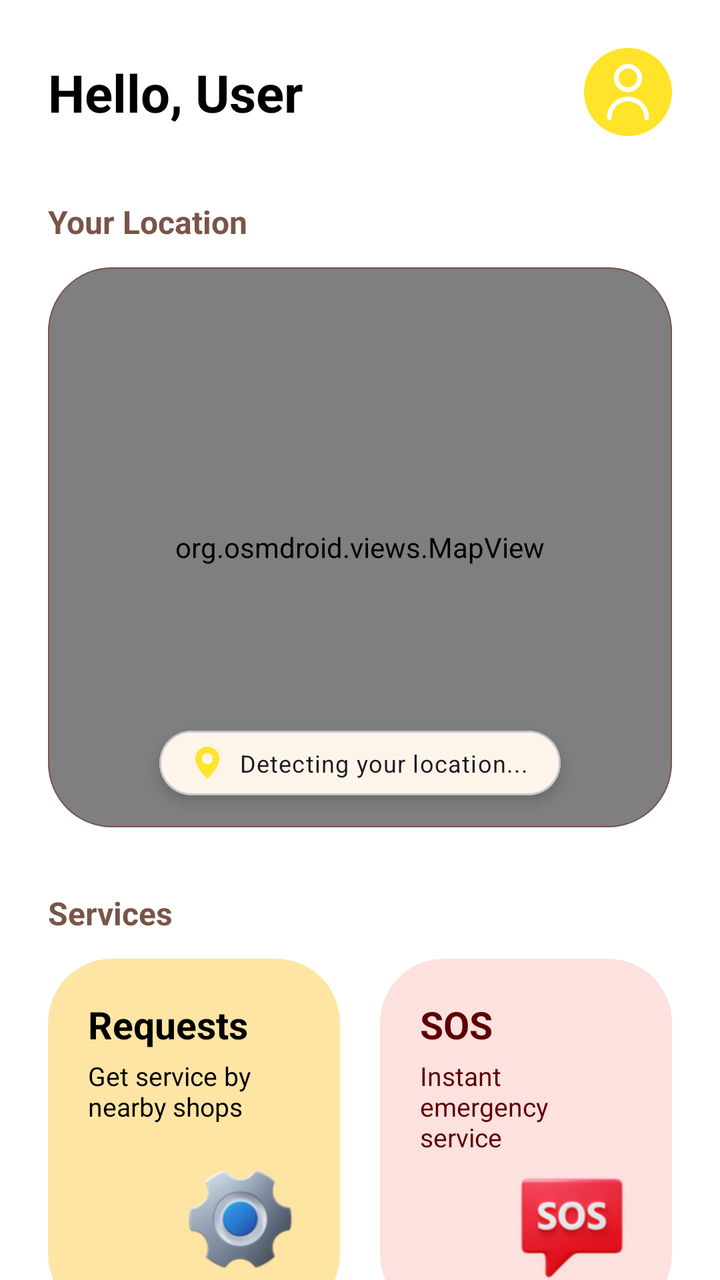
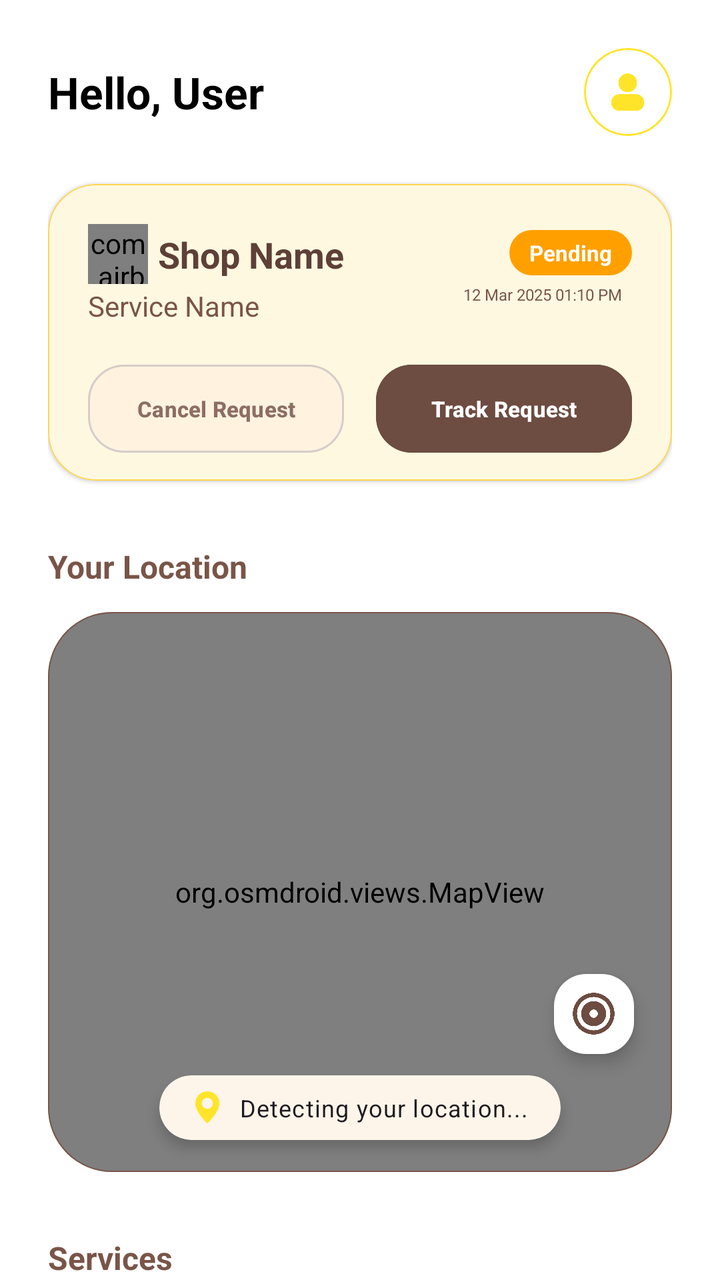

Before-and-after screenshots of an Android layout around one commit, followed by the original layout XML and the change that was made.
<!-- AndroidManifest.xml: application theme Theme.TregoApp -->
<!-- res/layout/fragment_customer_dashboard.xml -->
<?xml version="1.0" encoding="utf-8"?>
<androidx.core.widget.NestedScrollView xmlns:android="http://schemas.android.com/apk/res/android"
    xmlns:app="http://schemas.android.com/apk/res-auto"
    xmlns:tools="http://schemas.android.com/tools"
    android:layout_width="match_parent"
    android:layout_height="match_parent"
    android:background="@color/white"
    android:fillViewport="true">

    <androidx.constraintlayout.widget.ConstraintLayout
        android:layout_width="match_parent"
        android:layout_height="wrap_content"
        android:padding="24dp">

        
        <TextView
            android:id="@+id/tvDashboardName"
            android:layout_width="0dp"
            android:layout_height="wrap_content"
            android:text="Hello, User"
            android:textColor="@color/black"
            android:textSize="26sp"
            android:textStyle="bold"
            app:layout_constraintBottom_toBottomOf="@+id/profileBtn"
            app:layout_constraintEnd_toStartOf="@+id/profileBtn"
            app:layout_constraintStart_toStartOf="parent"
            app:layout_constraintTop_toTopOf="@+id/profileBtn" />

        <com.google.android.material.card.MaterialCardView
            android:id="@+id/profileBtn"
            android:layout_width="44dp"
            android:layout_height="44dp"
            android:clickable="true"
            android:focusable="true"
            app:cardBackgroundColor="@color/primary_color"
            app:cardCornerRadius="22dp"
            app:cardElevation="0dp"
            app:layout_constraintEnd_toEndOf="parent"
            app:layout_constraintTop_toTopOf="parent"
            app:strokeColor="@color/primary_color"
            app:strokeWidth="1dp">

            <ImageView
                android:id="@+id/imgProfile"
                android:layout_width="match_parent"
                android:layout_height="match_parent"
                android:padding="8dp"
                android:src="@drawable/user"
                app:tint="@color/white"
                tools:ignore="ContentDescription" />

        </com.google.android.material.card.MaterialCardView>

        
        <com.google.android.material.card.MaterialCardView
            android:id="@+id/liveRequestCard"
            android:layout_width="match_parent"
            android:layout_height="wrap_content"
            android:layout_marginTop="24dp"
            android:visibility="gone"
            app:cardBackgroundColor="#FFF8E1"
            app:cardCornerRadius="24dp"
            app:cardElevation="0dp"
            app:layout_constraintTop_toBottomOf="@id/profileBtn"
            app:strokeColor="#FFD54F"
            app:strokeWidth="1.5dp">

            <androidx.constraintlayout.widget.ConstraintLayout
                android:layout_width="match_parent"
                android:layout_height="wrap_content"
                android:padding="16dp">

                <TextView
                    android:id="@+id/tvLiveReqShopName"
                    android:layout_width="0dp"
                    android:layout_height="wrap_content"
                    android:ellipsize="end"
                    android:maxLines="1"
                    android:text="Shop Name"
                    android:textColor="#5D4037"
                    android:textSize="18sp"
                    android:textStyle="bold"
                    app:layout_constraintEnd_toStartOf="@+id/tvLiveReqStatus"
                    app:layout_constraintStart_toStartOf="parent"
                    app:layout_constraintTop_toTopOf="parent" />

                <TextView
                    android:id="@+id/tvLiveReqStatus"
                    android:layout_width="wrap_content"
                    android:layout_height="wrap_content"
                    android:background="@drawable/status_pending_bg"
                    android:paddingHorizontal="10dp"
                    android:paddingVertical="4dp"
                    android:text="Pending"
                    android:textColor="@color/white"
                    android:textSize="11sp"
                    android:textStyle="bold"
                    app:layout_constraintEnd_toEndOf="parent"
                    app:layout_constraintTop_toTopOf="parent" />

                <TextView
                    android:id="@+id/tvLiveReqService"
                    android:layout_width="0dp"
                    android:layout_height="wrap_content"
                    android:layout_marginTop="4dp"
                    android:ellipsize="end"
                    android:maxLines="1"
                    android:text="Service Name"
                    android:textColor="#795548"
                    android:textSize="14sp"
                    app:layout_constraintEnd_toStartOf="@+id/btnTrack"
                    app:layout_constraintStart_toStartOf="parent"
                    app:layout_constraintTop_toBottomOf="@id/tvLiveReqShopName" />

                <com.google.android.material.button.MaterialButton
                    android:id="@+id/btnTrack"
                    style="@style/Widget.MaterialComponents.Button.TextButton"
                    android:layout_width="wrap_content"
                    android:layout_height="wrap_content"
                    android:minWidth="0dp"
                    android:minHeight="0dp"
                    android:paddingHorizontal="12dp"
                    android:paddingVertical="6dp"
                    android:text="Track Progress"
                    android:textAllCaps="false"
                    android:textColor="#E65100"
                    android:textStyle="bold"
                    app:layout_constraintBottom_toBottomOf="parent"
                    app:layout_constraintEnd_toEndOf="parent"
                    app:layout_constraintTop_toBottomOf="@id/tvLiveReqStatus" />

            </androidx.constraintlayout.widget.ConstraintLayout>

        </com.google.android.material.card.MaterialCardView>

        
        <TextView
            android:id="@+id/tvLocationTitle"
            android:layout_width="wrap_content"
            android:layout_height="wrap_content"
            android:layout_marginTop="32dp"
            android:text="Your Location"
            android:textColor="#795548"
            android:textSize="16sp"
            android:textStyle="bold"
            app:layout_constraintStart_toStartOf="parent"
            app:layout_constraintTop_toBottomOf="@id/liveRequestCard" />

        
        <androidx.constraintlayout.widget.Barrier
            android:id="@+id/topBarrier"
            android:layout_width="wrap_content"
            android:layout_height="wrap_content"
            app:barrierDirection="bottom"
            app:constraint_referenced_ids="profileBtn,liveRequestCard" />

        <com.google.android.material.card.MaterialCardView
            android:id="@+id/mapCard"
            android:layout_width="0dp"
            android:layout_height="280dp"
            android:layout_marginTop="12dp"
            app:cardCornerRadius="32dp"
            app:cardElevation="0dp"
            app:layout_constraintEnd_toEndOf="parent"
            app:layout_constraintStart_toStartOf="parent"
            app:layout_constraintTop_toBottomOf="@id/tvLocationTitle"
            app:strokeColor="#795548"
            app:strokeWidth="0.8dp">

            <FrameLayout
                android:layout_width="match_parent"
                android:layout_height="match_parent">

                <org.osmdroid.views.MapView
                    android:id="@+id/map"
                    android:layout_width="match_parent"
                    android:layout_height="match_parent" />

                <com.google.android.material.card.MaterialCardView
                    android:id="@+id/cardLiveAddress"
                    android:layout_width="wrap_content"
                    android:layout_height="wrap_content"
                    android:layout_gravity="bottom|center_horizontal"
                    android:layout_margin="16dp"
                    android:clickable="true"
                    android:focusable="true"
                    app:cardBackgroundColor="?attr/colorSurface"
                    app:cardCornerRadius="16dp"
                    app:cardElevation="4dp">

                    <LinearLayout
                        android:layout_width="wrap_content"
                        android:layout_height="wrap_content"
                        android:gravity="center"
                        android:orientation="horizontal"
                        android:paddingHorizontal="16dp"
                        android:paddingVertical="8dp">

                        <ImageView
                            android:layout_width="16dp"
                            android:layout_height="16dp"
                            android:src="@drawable/pin"
                            app:tint="?attr/colorPrimary" />

                        <TextView
                            android:id="@+id/tvLiveAddress"
                            style="?attr/textAppearanceBodySmall"
                            android:layout_width="wrap_content"
                            android:layout_height="wrap_content"
                            android:layout_marginStart="8dp"
                            android:ellipsize="end"
                            android:maxLines="1"
                            android:text="Detecting your location..."
                            android:textColor="?attr/colorOnSurface" />

                    </LinearLayout>

                </com.google.android.material.card.MaterialCardView>

            </FrameLayout>

        </com.google.android.material.card.MaterialCardView>

        
        <TextView
            android:id="@+id/tvServicesTitle"
            android:layout_width="wrap_content"
            android:layout_height="wrap_content"
            android:layout_marginTop="32dp"
            android:text="Services"
            android:textColor="#795548"
            android:textSize="16sp"
            android:textStyle="bold"
            app:layout_constraintStart_toStartOf="parent"
            app:layout_constraintTop_toBottomOf="@id/mapCard" />

        <com.google.android.material.card.MaterialCardView
            android:id="@+id/goToNearbyShops"
            android:layout_width="0dp"
            android:layout_height="180dp"
            android:layout_marginTop="12dp"
            android:layout_marginEnd="10dp"
            android:clickable="true"
            android:focusable="true"
            app:cardCornerRadius="32dp"
            app:cardElevation="0dp"
            app:layout_constraintEnd_toStartOf="@+id/goToSOS"
            app:layout_constraintHorizontal_weight="1"
            app:layout_constraintStart_toStartOf="parent"
            app:layout_constraintTop_toBottomOf="@id/tvServicesTitle"
            app:strokeWidth="0dp">

            <androidx.constraintlayout.widget.ConstraintLayout
                android:layout_width="match_parent"
                android:layout_height="match_parent"
                android:background="@drawable/card_1_linear_color"
                android:padding="20dp">

                <TextView
                    android:id="@+id/tvRequestsTitle"
                    android:layout_width="wrap_content"
                    android:layout_height="wrap_content"
                    android:text="Requests"
                    android:textColor="@color/black"
                    android:textSize="19sp"
                    android:textStyle="bold"
                    app:layout_constraintStart_toStartOf="parent"
                    app:layout_constraintTop_toTopOf="parent" />

                <TextView
                    android:layout_width="0dp"
                    android:layout_height="wrap_content"
                    android:layout_marginTop="4dp"
                    android:text="Get service by nearby shops"
                    android:textColor="@color/black"
                    android:textSize="13sp"
                    app:layout_constraintEnd_toEndOf="parent"
                    app:layout_constraintStart_toStartOf="parent"
                    app:layout_constraintTop_toBottomOf="@id/tvRequestsTitle" />

                <ImageView
                    android:layout_width="60dp"
                    android:layout_height="60dp"
                    android:src="@drawable/service"
                    app:layout_constraintBottom_toBottomOf="parent"
                    app:layout_constraintEnd_toEndOf="parent"
                    tools:ignore="ContentDescription" />

            </androidx.constraintlayout.widget.ConstraintLayout>

        </com.google.android.material.card.MaterialCardView>

        <com.google.android.material.card.MaterialCardView
            android:id="@+id/goToSOS"
            android:layout_width="0dp"
            android:layout_height="180dp"
            android:layout_marginStart="10dp"
            android:clickable="true"
            android:focusable="true"
            app:cardCornerRadius="32dp"
            app:cardElevation="0dp"
            app:layout_constraintBottom_toBottomOf="@+id/goToNearbyShops"
            app:layout_constraintEnd_toEndOf="parent"
            app:layout_constraintHorizontal_weight="1"
            app:layout_constraintStart_toEndOf="@+id/goToNearbyShops"
            app:layout_constraintTop_toTopOf="@+id/goToNearbyShops"
            app:strokeWidth="0dp">

            <androidx.constraintlayout.widget.ConstraintLayout
                android:layout_width="match_parent"
                android:layout_height="match_parent"
                android:background="@drawable/card_2_linear_color"
                android:padding="20dp">

                <TextView
                    android:id="@+id/tvSOSTitle"
                    android:layout_width="wrap_content"
                    android:layout_height="wrap_content"
                    android:text="SOS"
                    android:textColor="#5D0000"
                    android:textSize="19sp"
                    android:textStyle="bold"
                    app:layout_constraintStart_toStartOf="parent"
                    app:layout_constraintTop_toTopOf="parent" />

                <TextView
                    android:layout_width="0dp"
                    android:layout_height="wrap_content"
                    android:layout_marginTop="4dp"
                    android:text="Instant emergency service"
                    android:textColor="#5D0000"
                    android:textSize="13sp"
                    app:layout_constraintEnd_toEndOf="parent"
                    app:layout_constraintStart_toStartOf="parent"
                    app:layout_constraintTop_toBottomOf="@id/tvSOSTitle" />

                <ImageView
                    android:layout_width="60dp"
                    android:layout_height="60dp"
                    android:src="@drawable/sos"
                    app:layout_constraintBottom_toBottomOf="parent"
                    app:layout_constraintEnd_toEndOf="parent"
                    tools:ignore="ContentDescription" />

            </androidx.constraintlayout.widget.ConstraintLayout>

        </com.google.android.material.card.MaterialCardView>

        
        <TextView
            android:id="@+id/tvNearbyTitle"
            android:layout_width="wrap_content"
            android:layout_height="wrap_content"
            android:layout_marginTop="32dp"
            android:text="Nearby Shops"
            android:textColor="#795548"
            android:textSize="16sp"
            android:textStyle="bold"
            app:layout_constraintStart_toStartOf="parent"
            app:layout_constraintTop_toBottomOf="@id/goToNearbyShops" />

        <androidx.recyclerview.widget.RecyclerView
            android:id="@+id/shopsRecyclerView"
            android:layout_width="0dp"
            android:layout_height="wrap_content"
            android:layout_marginTop="12dp"
            android:clipToPadding="false"
            android:orientation="horizontal"
            android:overScrollMode="never"
            android:paddingBottom="16dp"
            app:layout_constraintEnd_toEndOf="parent"
            app:layout_constraintStart_toStartOf="parent"
            app:layout_constraintTop_toBottomOf="@id/tvNearbyTitle" />

    </androidx.constraintlayout.widget.ConstraintLayout>

</androidx.core.widget.NestedScrollView>
<!-- resources referenced by this layout -->
<resources>
  <color name="black">#FF000000</color>
  <color name="primary_color">#FFE429</color>
  <color name="white">#FFFFFFFF</color>
  <!-- drawable card_1_linear_color (drawable) -->
  <?xml version="1.0" encoding="utf-8"?>
  <shape xmlns:android="http://schemas.android.com/apk/res/android"
      android:shape="rectangle">
      <corners android:radius="32dp" />
      <solid android:color="#FFE5A4" />
  </shape>
  <!-- drawable card_2_linear_color (drawable) -->
  <?xml version="1.0" encoding="utf-8"?>
  <shape xmlns:android="http://schemas.android.com/apk/res/android"
      android:shape="rectangle">
      <corners android:radius="32dp" />
      <solid android:color="#FCE1DE" />
  </shape>
  <!-- drawable pin: png bitmap (drawable, 1897 bytes) -->
  <!-- drawable service: png bitmap (drawable, 12430 bytes) -->
  <!-- drawable sos: png bitmap (drawable, 10642 bytes) -->
  <!-- drawable status_pending_bg (drawable) -->
  <?xml version="1.0" encoding="utf-8"?>
  <shape xmlns:android="http://schemas.android.com/apk/res/android">
      <solid android:color="#FFA000" />
      <corners android:radius="12dp" />
  </shape>
  <!-- drawable user: png bitmap (drawable, 5486 bytes) -->
  <style name="Theme.TregoApp" parent="Base.Theme.TregoApp" />
  <style name="Base.Theme.TregoApp" parent="Theme.Material3.DayNight.NoActionBar">
          <item name="colorPrimary">@color/primary_color</item>
          <item name="android:statusBarColor">@color/secondary_color</item>
          <item name="android:windowLightStatusBar">true</item>
      </style>
  <color name="secondary_color">#FFFFFFFF</color>
</resources>

<!-- the commit's change to res/layout/fragment_customer_dashboard.xml (unified diff, before → after) -->
@@ -4,6 +4,7 @@
     xmlns:tools="http://schemas.android.com/tools"
     android:layout_width="match_parent"
     android:layout_height="match_parent"
+    android:layout_marginTop="10dp"
     android:background="@color/white"
     android:fillViewport="true">
 
@@ -19,7 +20,7 @@
             android:layout_height="wrap_content"
             android:text="Hello, User"
             android:textColor="@color/black"
-            android:textSize="26sp"
+            android:textSize="22sp"
             android:textStyle="bold"
             app:layout_constraintBottom_toBottomOf="@+id/profileBtn"
             app:layout_constraintEnd_toStartOf="@+id/profileBtn"
@@ -32,9 +33,8 @@
             android:layout_height="44dp"
             android:clickable="true"
             android:focusable="true"
-            app:cardBackgroundColor="@color/primary_color"
-            app:cardCornerRadius="22dp"
-            app:cardElevation="0dp"
+            app:cardBackgroundColor="@color/white"
+            app:cardCornerRadius="50dp"
             app:layout_constraintEnd_toEndOf="parent"
             app:layout_constraintTop_toTopOf="parent"
             app:strokeColor="@color/primary_color"
@@ -45,8 +45,7 @@
                 android:layout_width="match_parent"
                 android:layout_height="match_parent"
                 android:padding="8dp"
-                android:src="@drawable/user"
-                app:tint="@color/white"
+                android:src="@drawable/profile_new"
                 tools:ignore="ContentDescription" />
 
         </com.google.android.material.card.MaterialCardView>
@@ -57,18 +56,29 @@
             android:layout_width="match_parent"
             android:layout_height="wrap_content"
             android:layout_marginTop="24dp"
-            android:visibility="gone"
             app:cardBackgroundColor="#FFF8E1"
             app:cardCornerRadius="24dp"
-            app:cardElevation="0dp"
+            app:cardElevation="1dp"
             app:layout_constraintTop_toBottomOf="@id/profileBtn"
             app:strokeColor="#FFD54F"
-            app:strokeWidth="1.5dp">
+            app:strokeWidth="0.5dp">
 
             <androidx.constraintlayout.widget.ConstraintLayout
                 android:layout_width="match_parent"
                 android:layout_height="wrap_content"
-                android:padding="16dp">
+                android:paddingTop="20dp"
+                android:paddingHorizontal="20dp"
+                android:paddingBottom="10dp">
+
+                <com.airbnb.lottie.LottieAnimationView
+                    android:id="@+id/liveAnimation"
+                    android:layout_width="30dp"
+                    android:layout_height="30dp"
+                    app:lottie_autoPlay="true"
+                    app:lottie_loop="true"
+                    app:lottie_rawRes="@raw/live"
+                    app:layout_constraintStart_toStartOf="parent"
+                    app:layout_constraintTop_toTopOf="parent"  />
 
                 <TextView
                     android:id="@+id/tvLiveReqShopName"
@@ -76,13 +86,15 @@
                     android:layout_height="wrap_content"
                     android:ellipsize="end"
                     android:maxLines="1"
+                    android:layout_marginStart="5dp"
                     android:text="Shop Name"
                     android:textColor="#5D4037"
                     android:textSize="18sp"
                     android:textStyle="bold"
                     app:layout_constraintEnd_toStartOf="@+id/tvLiveReqStatus"
-                    app:layout_constraintStart_toStartOf="parent"
-                    app:layout_constraintTop_toTopOf="parent" />
+                    app:layout_constraintStart_toEndOf="@+id/liveAnimation"
+                    app:layout_constraintTop_toTopOf="@+id/liveAnimation"
+                    app:layout_constraintBottom_toBottomOf="@+id/liveAnimation"/>
 
                 <TextView
                     android:id="@+id/tvLiveReqStatus"
@@ -95,39 +107,81 @@
                     android:textColor="@color/white"
                     android:textSize="11sp"
                     android:textStyle="bold"
-                    app:layout_constraintEnd_toEndOf="parent"
-                    app:layout_constraintTop_toTopOf="parent" />
+                    app:layout_constraintStart_toEndOf="@+id/tvLiveReqShopName"
+                    app:layout_constraintEnd_toEndOf="parent"
+                    app:layout_constraintTop_toTopOf="@id/tvLiveReqShopName" />
 
                 <TextView
                     android:id="@+id/tvLiveReqService"
-                    android:layout_width="0dp"
+                    android:layout_width="wrap_content"
                     android:layout_height="wrap_content"
                     android:layout_marginTop="4dp"
+                    android:maxWidth="250dp"
                     android:ellipsize="end"
-                    android:maxLines="1"
+                    android:maxLines="3"
                     android:text="Service Name"
                     android:textColor="#795548"
                     android:textSize="14sp"
-                    app:layout_constraintEnd_toStartOf="@+id/btnTrack"
                     app:layout_constraintStart_toStartOf="parent"
                     app:layout_constraintTop_toBottomOf="@id/tvLiveReqShopName" />
 
-                <com.google.android.material.button.MaterialButton
-                    android:id="@+id/btnTrack"
-                    style="@style/Widget.MaterialComponents.Button.TextButton"
-                    android:layout_width="wrap_content"
-                    android:layout_height="wrap_content"
-                    android:minWidth="0dp"
-                    android:minHeight="0dp"
-                    android:paddingHorizontal="12dp"
-                    android:paddingVertical="6dp"
-                    android:text="Track Progress"
-                    android:textAllCaps="false"
-                    android:textColor="#E65100"
-                    android:textStyle="bold"
-                    app:layout_constraintBottom_toBottomOf="parent"
+                <TextView
+                    android:id="@+id/tvLiveReqTime"
+                    android:layout_width="wrap_content"
+                    android:layout_height="wrap_content"
+                    android:layout_marginTop="4dp"
+                    android:layout_marginRight="5dp"
+                    android:text="12 Mar 2025 01:10 PM"
+                    android:textColor="#795548"
+                    android:textSize="8sp"
                     app:layout_constraintEnd_toEndOf="parent"
                     app:layout_constraintTop_toBottomOf="@id/tvLiveReqStatus" />
+
+                
+                <LinearLayout
+                    android:layout_width="match_parent"
+                    android:layout_height="wrap_content"
+                    android:layout_marginTop="16dp"
+                    android:orientation="horizontal"
+                    app:layout_constraintTop_toBottomOf="@+id/tvLiveReqService"
+                    app:layout_constraintStart_toStartOf="parent"
+                    app:layout_constraintEnd_toEndOf="parent">
+
+                    
+                    <com.google.android.material.button.MaterialButton
+                        android:id="@+id/btnCancelRequest"
+                        android:layout_width="0dp"
+                        android:layout_height="52dp"
+                        android:layout_marginEnd="8dp"
+                        android:layout_weight="1"
+                        android:backgroundTint="#FFF3E0"
+                        android:text="Cancel Request"
+                        android:textSize="11dp"
+                        android:textColor="#8D6E63"
+                        android:textStyle="bold"
+                        app:cornerRadius="18dp"
+                        app:elevation="0dp"
+                        app:rippleColor="#20A1887F"
+                        app:strokeColor="#D7CCC8"
+                        app:strokeWidth="1dp" />
+
+                    
+                    <com.google.android.material.button.MaterialButton
+                        android:id="@+id/btnTrack"
+                        android:layout_width="0dp"
+                        android:layout_height="52dp"
+                        android:layout_marginStart="8dp"
+                        android:layout_weight="1"
+                        android:backgroundTint="#6D4C41"
+                        android:text="Track Request"
+                        android:textSize="11dp"
+                        android:textColor="#FFFFFF"
+                        android:textStyle="bold"
+                        app:cornerRadius="18dp"
+                        app:elevation="4dp"
+                        app:rippleColor="#30FFFFFF" />
+
+                </LinearLayout>
 
             </androidx.constraintlayout.widget.ConstraintLayout>
 
@@ -165,11 +219,13 @@
             app:layout_constraintStart_toStartOf="parent"
             app:layout_constraintTop_toBottomOf="@id/tvLocationTitle"
             app:strokeColor="#795548"
-            app:strokeWidth="0.8dp">
+            app:strokeWidth="0.5dp">
 
             <FrameLayout
                 android:layout_width="match_parent"
-                android:layout_height="match_parent">
+                android:layout_height="match_parent"
+                android:clickable="true"
+                android:focusable="true" >
 
                 <org.osmdroid.views.MapView
                     android:id="@+id/map"
@@ -184,6 +240,7 @@
                     android:layout_margin="16dp"
                     android:clickable="true"
                     android:focusable="true"
+                    app:strokeWidth="0dp"
                     app:cardBackgroundColor="?attr/colorSurface"
                     app:cardCornerRadius="16dp"
                     app:cardElevation="4dp">
@@ -216,6 +273,20 @@
                     </LinearLayout>
 
                 </com.google.android.material.card.MaterialCardView>
+
+                <com.google.android.material.floatingactionbutton.FloatingActionButton
+                    android:id="@+id/btnFocusLocation"
+                    android:layout_width="wrap_content"
+                    android:layout_height="wrap_content"
+                    android:layout_gravity="bottom|end"
+                    android:layout_marginRight="15dp"
+                    android:layout_marginBottom="55dp"
+                    android:src="@drawable/focus"
+                    app:backgroundTint="@color/white"
+                    app:tint="#6D4C41"
+                    app:elevation="5dp"
+                    app:fabCustomSize="40dp"
+                    app:maxImageSize="25dp" />
 
             </FrameLayout>
 
<!-- resource entries referenced after the edit -->
@@ -17,7 +17,9 @@
       <corners android:radius="32dp" />
       <solid android:color="#FCE1DE" />
   </shape>
+  <!-- drawable focus: png bitmap (drawable, 23297 bytes) -->
   <!-- drawable pin: png bitmap (drawable, 1897 bytes) -->
+  <!-- drawable profile_new: png bitmap (drawable, 8744 bytes) -->
   <!-- drawable service: png bitmap (drawable, 12430 bytes) -->
   <!-- drawable sos: png bitmap (drawable, 10642 bytes) -->
   <!-- drawable status_pending_bg (drawable) -->
@@ -26,7 +28,6 @@
       <solid android:color="#FFA000" />
       <corners android:radius="12dp" />
   </shape>
-  <!-- drawable user: png bitmap (drawable, 5486 bytes) -->
   <style name="Theme.TregoApp" parent="Base.Theme.TregoApp" />
   <style name="Base.Theme.TregoApp" parent="Theme.Material3.DayNight.NoActionBar">
           <item name="colorPrimary">@color/primary_color</item>
